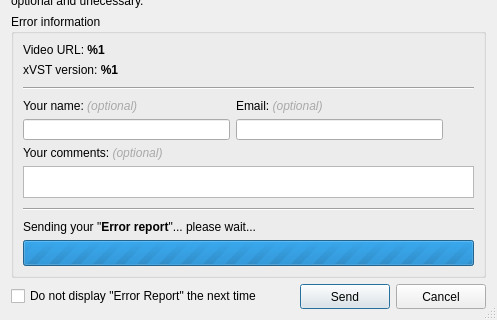
This is ui/bugreport.ui in ckorn/xvst as Qt 5 draws it before an edit; both pictures show x 0 to 497 and y 177 to 497 of the 497 by 497 pixel window. The edited form follows.
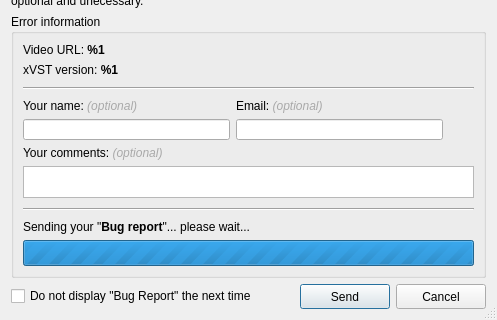
This is the edited form. Icons and pictures are not drawn.

```diff
--- a/ui/bugreport.ui
+++ b/ui/bugreport.ui
@@ -251,7 +251,7 @@
            <bool>true</bool>
           </property>
           <property name="text" >
-           <string>Sending your "&lt;b>Error report&lt;/b>"... please wait...</string>
+           <string>Sending your "&lt;b>Bug report&lt;/b>"... please wait...</string>
           </property>
          </widget>
         </item>
@@ -284,7 +284,7 @@
      <item row="0" column="0" >
       <widget class="QCheckBox" name="chbNoErrors" >
        <property name="text" >
-        <string>Do not display "Error Report" the next time</string>
+        <string>Do not display "Bug Report" the next time</string>
        </property>
       </widget>
      </item>
```
Left out of the diff: 54 changed lines with no effect on the pictures.
